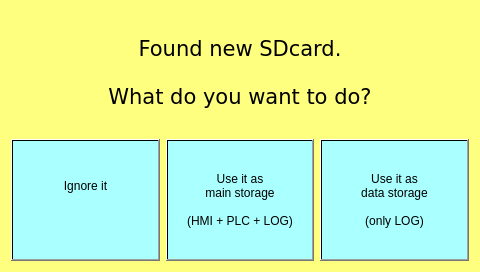
Before: the Qt Designer form projects/SDcard/sdcard.ui in MECTsrl/imx_mect, drawn with Qt 5.
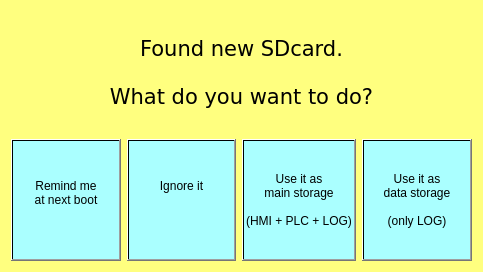
After: the same form once the commit is applied.

Commit message: add the ignore choiche for the sdcard

Patch:
```diff
--- a/projects/SDcard/sdcard.ui
+++ b/projects/SDcard/sdcard.ui
@@ -6,7 +6,7 @@
    <rect>
     <x>0</x>
     <y>0</y>
-    <width>480</width>
+    <width>483</width>
     <height>272</height>
    </rect>
   </property>
@@ -54,6 +54,27 @@
    </item>
    <item>
     <layout class="QHBoxLayout" name="horizontalLayout">
+     <item>
+      <widget class="QPushButton" name="pushButtonRemind">
+       <property name="sizePolicy">
+        <sizepolicy hsizetype="Minimum" vsizetype="Minimum">
+         <horstretch>0</horstretch>
+         <verstretch>0</verstretch>
+        </sizepolicy>
+       </property>
+       <property name="focusPolicy">
+        <enum>Qt::NoFocus</enum>
+       </property>
+       <property name="styleSheet">
+        <string notr="true"/>
+       </property>
+       <property name="text">
+        <string>Remind me
+at next boot
+</string>
+       </property>
+      </widget>
+     </item>
      <item>
       <widget class="QPushButton" name="pushButtonIgnore">
        <property name="sizePolicy">
```
The commit also changes 4 other files.
